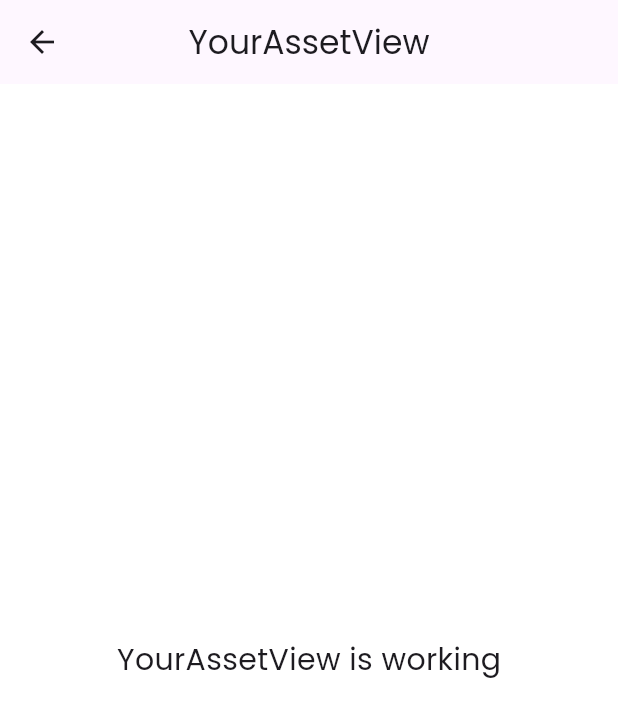
After one commit to dapraws/Tracky-Mobile-backup, a Flutter app: the YourAssetView screen opened by its route, on a phone screen of 412 x 824 dp. The commit adds this screen. Shown: the top 717 px of the screen. Run offline on Flutter 3.47's test engine with Material 3 defaults, Android fonts, the phone set to English and light mode, and no system bars; our stand-ins replace get, google_fonts.

Commit message:
feat: add your asset page

```diff
--- /dev/null
+++ b/lib/app/modules/your_asset/views/your_asset_view.dart
@@ -0,0 +1,24 @@
+import 'package:flutter/material.dart';
+
+import 'package:get/get.dart';
+
+import '../controllers/your_asset_controller.dart';
+
+class YourAssetView extends GetView<YourAssetController> {
+  const YourAssetView({Key? key}) : super(key: key);
+  @override
+  Widget build(BuildContext context) {
+    return Scaffold(
+      appBar: AppBar(
+        title: const Text('YourAssetView'),
+        centerTitle: true,
+      ),
+      body: const Center(
+        child: Text(
+          'YourAssetView is working',
+          style: TextStyle(fontSize: 20),
+        ),
+      ),
+    );
+  }
+}
--- a/lib/app/routes/app_pages.dart
+++ b/lib/app/routes/app_pages.dart
@@ -8,6 +8,8 @@ import '../modules/main/bindings/main_binding.dart';
 import '../modules/main/views/main_view.dart';
 import '../modules/register/bindings/register_binding.dart';
 import '../modules/register/views/register_view.dart';
+import '../modules/your_asset/bindings/your_asset_binding.dart';
+import '../modules/your_asset/views/your_asset_view.dart';
 
 part 'app_routes.dart';
 
@@ -37,5 +39,10 @@ class AppPages {
       page: () => const RegisterView(),
       binding: RegisterBinding(),
     ),
+    GetPage(
+      name: _Paths.YOUR_ASSET,
+      page: () => const YourAssetView(),
+      binding: YourAssetBinding(),
+    ),
   ];
 }
--- a/lib/app/routes/app_routes.dart
+++ b/lib/app/routes/app_routes.dart
@@ -7,6 +7,7 @@ abstract class Routes {
   static const LOGIN = _Paths.LOGIN;
   static const MAIN = _Paths.MAIN;
   static const REGISTER = _Paths.REGISTER;
+  static const YOUR_ASSET = _Paths.YOUR_ASSET;
 }
 
 abstract class _Paths {
@@ -15,4 +16,5 @@ abstract class _Paths {
   static const LOGIN = '/login';
   static const MAIN = '/main';
   static const REGISTER = '/register';
+  static const YOUR_ASSET = '/your-asset';
 }
```
Also changed, not shown: lib/app/modules/your_asset/bindings/your_asset_binding.dart (added, +12 -0 lines), lib/app/modules/your_asset/controllers/your_asset_controller.dart (added, +23 -0 lines).
